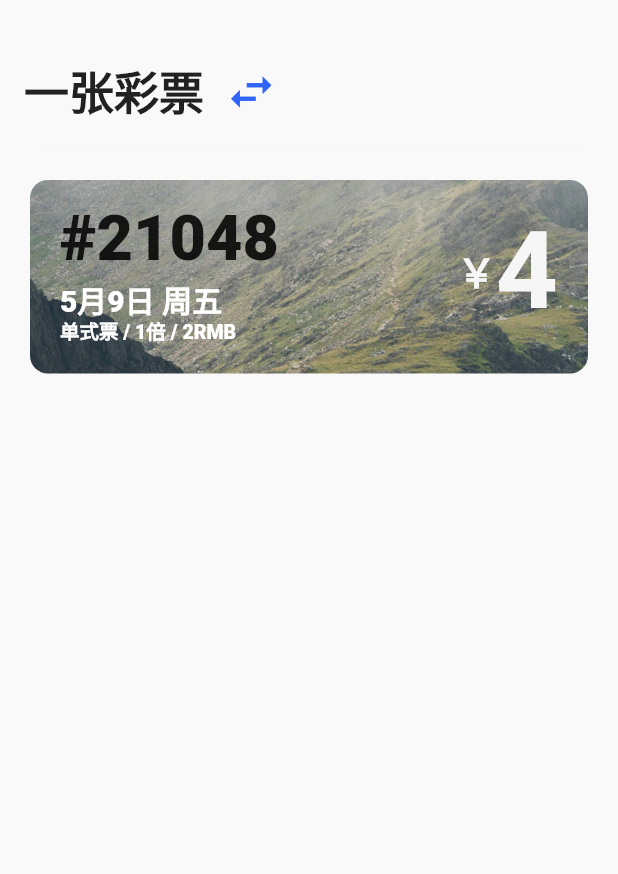
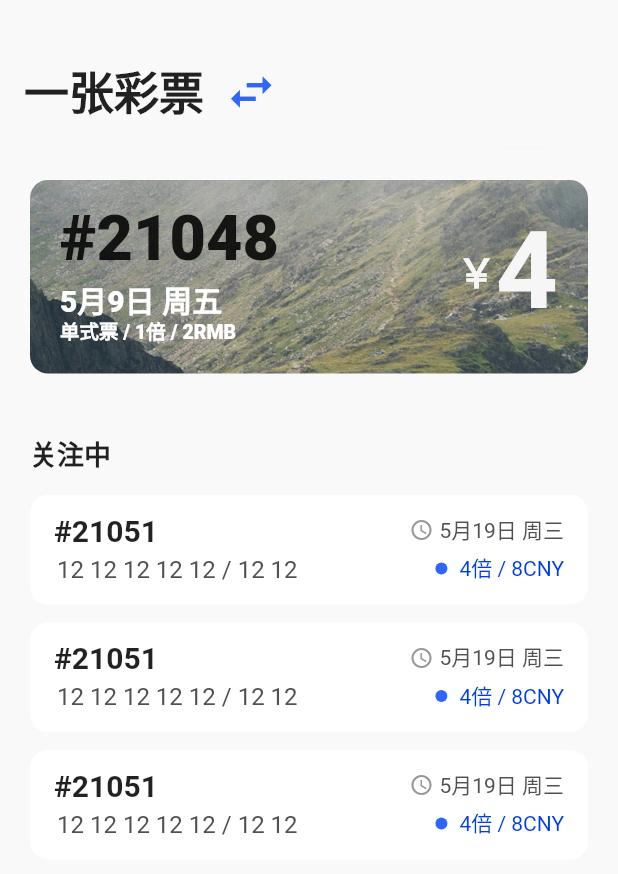
Before and after one commit to ShookLyngs/lyngs-donator, a Flutter app: the screen it shows after launch, on a phone screen of 412 x 824 dp. Shown: the top 874 px of the screen. Run offline on Flutter 3.47's test engine with Material 2 defaults, Android fonts, the phone set to English and light mode, and no system bars; our stand-ins replace flutter_sticky_header, get.

Commit message:
add(view/home): added WatchingList widget.

```diff
--- a/lib/pages/home/home.dart
+++ b/lib/pages/home/home.dart
@@ -2,6 +2,7 @@ import 'dart:ui';
 
 import '../../main.dart';
 import 'latest_award.dart';
+import 'watching_list.dart';
 
 class HomePage extends StatelessWidget {
   const HomePage();
@@ -14,18 +15,7 @@ class HomePage extends StatelessWidget {
         HomeAppBar(),
         HomeBody(children: [
           LatestAward(),
-
-          /*Flexible(
-            child: ListView.builder(
-              itemCount: 20,
-              itemBuilder: (_context, _index) {
-                return const ListTile(
-                  title: Text('Title'),
-                  subtitle: Text('Subtitle'),
-                );
-              },
-            ),
-          ),*/
+          WatchingList(),
         ]),
       ],
     );
--- a/lib/pages/home/latest_award.dart
+++ b/lib/pages/home/latest_award.dart
@@ -26,6 +26,7 @@ class LatestAward extends StatelessWidget {
                   height: 1,
                   fontSize: 42,
                   fontWeight: FontWeight.w900,
+                  // color: Theme.of(context).primaryColorDark,
                 ),
               ),
 
@@ -141,18 +142,6 @@ class AwardNumberListItem extends StatelessWidget {
               color: Theme.of(context).cardColor,
             ),
           ),
-          /*Positioned(
-            left: 2,
-            top: 2,
-            child: Text(
-              text,
-              style: Theme.of(context).textTheme.bodyText2!.copyWith(
-                fontSize: 24,
-                fontWeight: FontWeight.bold,
-                color: Theme.of(context).primaryColor,
-              ),
-            ),
-          ),*/
         ],
       ),
     ));
--- /dev/null
+++ b/lib/pages/home/watching_list.dart
@@ -0,0 +1,135 @@
+import '../../main.dart';
+
+class WatchingList extends StatelessWidget {
+  @override
+  Widget build(BuildContext context) {
+    return Padding(
+      padding: const EdgeInsets.all(20),
+      child: Column(
+        crossAxisAlignment: CrossAxisAlignment.start,
+        children: [
+          Text(
+            '关注中',
+            style: Theme.of(context).textTheme.headline5!.copyWith(
+              fontSize: 18,
+              fontWeight: FontWeight.bold,
+            ),
+          ),
+          const SizedBox(height: 8),
+
+          WatchingListItem(),
+          WatchingListItem(),
+          WatchingListItem(),
+        ],
+      ),
+    );
+  }
+}
+
+class WatchingListItem extends StatelessWidget {
+  @override
+  Widget build(BuildContext context) {
+    return Padding(
+      padding: const EdgeInsets.symmetric(vertical: 6),
+      child: Container(
+        padding: const EdgeInsets.symmetric(horizontal: 16, vertical: 12),
+        decoration: BoxDecoration(
+          color: Theme.of(context).cardColor,
+          borderRadius: const BorderRadius.all(Radius.circular(12)),
+        ),
+        child: Column(
+          crossAxisAlignment: CrossAxisAlignment.start,
+          children: [
+            Row(
+              children: [
+                Expanded(
+                  child: Row(children: [
+                    Text(
+                      '#21051',
+                      style: Theme.of(context).textTheme.headline5!.copyWith(
+                        fontSize: 20,
+                        fontWeight: FontWeight.bold,
+                      ),
+                    ),
+                  ]),
+                ),
+                Icon(
+                  Icons.watch_later_outlined,
+                  size: 16,
+                  color: Theme.of(context).textTheme.caption!.color,
+                ),
+                const SizedBox(width: 4),
+                const Text('5月19日 周三'),
+              ],
+            ),
+
+            const SizedBox(height: 2),
+
+            Row(
+              crossAxisAlignment: CrossAxisAlignment.center,
+              children: [
+                Expanded(
+                  child: SizedBox(
+                    height: 24,
+                    child: ListView(
+                      scrollDirection: Axis.horizontal,
+                      shrinkWrap: true,
+                      physics: const BouncingScrollPhysics(),
+                      children: [
+                        WatchingListNumber('12'),
+                        WatchingListNumber('12'),
+                        WatchingListNumber('12'),
+                        WatchingListNumber('12'),
+                        WatchingListNumber('12'),
+
+                        WatchingListNumber('/'),
+
+                        WatchingListNumber('12'),
+                        WatchingListNumber('12'),
+                      ],
+                    ),
+                  ),
+                ),
+                const SizedBox(width: 12),
+                Container(
+                  width: 8,
+                  height: 8,
+                  decoration: BoxDecoration(
+                    color: Theme.of(context).primaryColor,
+                    borderRadius: const BorderRadius.all(Radius.circular(8)),
+                  ),
+                ),
+                const SizedBox(width: 8),
+                Text(
+                  '4倍 / 8CNY',
+                  style: TextStyle(
+                    color: Theme.of(context).primaryColorDark,
+                  ),
+                ),
+              ],
+            ),
+          ],
+        ),
+      ),
+    );
+  }
+}
+
+class WatchingListNumber extends StatelessWidget {
+  final String text;
+
+  WatchingListNumber(this.text);
+
+  @override
+  Widget build(BuildContext context) {
+    return Center(child: Padding(
+      padding: const EdgeInsets.symmetric(horizontal: 2),
+      child: Text(
+        text,
+        style: const TextStyle(
+          fontSize: 16,
+        ),
+      ),
+    ));
+  }
+}
```
